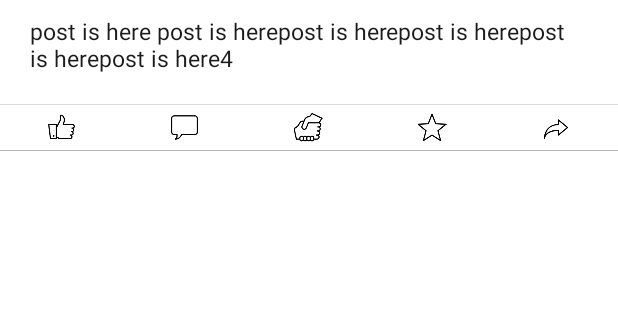
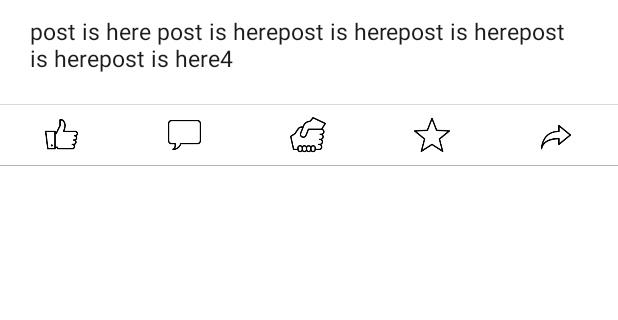
Before and after one commit to abdallahmagdy15/2HANDS_repo, an Android app: the layout fragment_post.xml on its own in the app's theme, with its tools: preview values and no code run, on a phone screen of 412 x 824 dp, the part 98-418 px from its top. Run offline under Robolectric (Android 15) with nearby library versions, the phone set to English and light mode, and no system bars.

Commit message:
some fixes

```diff
--- a/app/src/main/java/com/example/a2hands/homePackage/MyPostRecyclerViewAdapter.java
+++ b/app/src/main/java/com/example/a2hands/homePackage/MyPostRecyclerViewAdapter.java
@@ -15,6 +15,7 @@ import android.view.ViewGroup;
 import android.widget.Button;
 import android.widget.FrameLayout;
 import android.widget.ImageView;
+import android.widget.MediaController;
 import android.widget.TextView;
 import android.widget.Toast;
 import android.widget.VideoView;
@@ -143,9 +144,11 @@ public class MyPostRecyclerViewAdapter extends RecyclerView.Adapter<MyPostRecycl
         }
         else if(postsList.get(position).videos != null){
             holder.videoContainer.setVisibility(View.VISIBLE);
-                    holder.postVideo.setVideoURI(Uri.parse(postsList.get(position).videos.get(0)));
-                    holder.postVideo.requestFocus();
-                    holder.postVideo.start();
+            holder.postVideo.setVideoURI(Uri.parse(postsList.get(position).videos.get(0)));
+            holder.postVideo.requestFocus();
+            MediaController mediaController = new MediaController(context);
+            mediaController.setAnchorView(holder.postVideo);
+            holder.postVideo.setMediaController(mediaController);
         }
 
         holder.ratingsBtn.setOnClickListener(new View.OnClickListener() {
@@ -225,7 +228,11 @@ public class MyPostRecyclerViewAdapter extends RecyclerView.Adapter<MyPostRecycl
         });
         ////////////likes
         //check if post is liked by current user or not
-        isliked(postsList.get(position).post_id,holder.uid, holder.likeBtn);
+        try {
+            isliked(postsList.get(position).post_id,holder.uid, holder.likeBtn);
+        } catch (Exception e) {
+            e.printStackTrace();
+        }
         holder.likeBtn.setOnClickListener(new View.OnClickListener() {
             @Override
             public void onClick(View view) {
--- a/app/src/main/res/layout/fragment_post.xml
+++ b/app/src/main/res/layout/fragment_post.xml
@@ -107,9 +107,7 @@
     <ImageView
         android:id="@+id/postImage"
         android:layout_width="match_parent"
-        android:layout_height="wrap_content"
-        android:maxHeight="500dp"
-        android:minHeight="150dp"
+        android:layout_height="192dp"
         android:visibility="gone" />
 
     <FrameLayout
@@ -122,9 +120,12 @@
 
         <VideoView
             android:id="@+id/postVideo"
-            android:layout_width="wrap_content"
-            android:layout_height="match_parent"
-            android:layout_gravity="center" />
+            android:layout_width="fill_parent"
+            android:layout_height="wrap_content"
+            android:layout_alignParentLeft="true"
+            android:layout_alignParentTop="true"
+            android:layout_alignParentRight="true"
+            android:layout_alignParentBottom="true" />
     </FrameLayout>
 
     <View
@@ -135,7 +136,7 @@
 
     <LinearLayout
         android:layout_width="match_parent"
-        android:layout_height="30dp"
+        android:layout_height="40dp"
         android:orientation="horizontal">
 
         <ImageView
@@ -145,8 +146,8 @@
             android:layout_weight="1"
             android:background="#005E5E5E"
             android:backgroundTint="#003C3C3C"
-            android:paddingTop="5dp"
-            android:paddingBottom="5dp"
+            android:paddingTop="8dp"
+            android:paddingBottom="8dp"
             app:srcCompat="@drawable/like" />
 
         <ImageView
@@ -156,8 +157,8 @@
             android:layout_weight="1"
             android:backgroundTint="#003C3C3C"
             android:hapticFeedbackEnabled="true"
-            android:paddingTop="5dp"
-            android:paddingBottom="5dp"
+            android:paddingTop="8dp"
+            android:paddingBottom="8dp"
             app:srcCompat="@drawable/comment2" />
 
         <ImageView
@@ -167,8 +168,8 @@
             android:layout_weight="1"
             android:backgroundTint="#003C3C3C"
             android:hapticFeedbackEnabled="true"
-            android:paddingTop="5dp"
-            android:paddingBottom="5dp"
+            android:paddingTop="8dp"
+            android:paddingBottom="8dp"
             app:srcCompat="@drawable/help" />
 
         <ImageView
@@ -178,8 +179,8 @@
             android:layout_weight="1"
             android:backgroundTint="#003C3C3C"
             android:hapticFeedbackEnabled="true"
-            android:paddingTop="5dp"
-            android:paddingBottom="5dp"
+            android:paddingTop="8dp"
+            android:paddingBottom="8dp"
             app:srcCompat="@drawable/rate" />
 
         <ImageView
@@ -189,8 +190,8 @@
             android:layout_weight="1"
             android:backgroundTint="#003C3C3C"
             android:hapticFeedbackEnabled="true"
-            android:paddingTop="5dp"
-            android:paddingBottom="5dp"
+            android:paddingTop="8dp"
+            android:paddingBottom="8dp"
             app:srcCompat="@drawable/share" />
     </LinearLayout>
 
```
